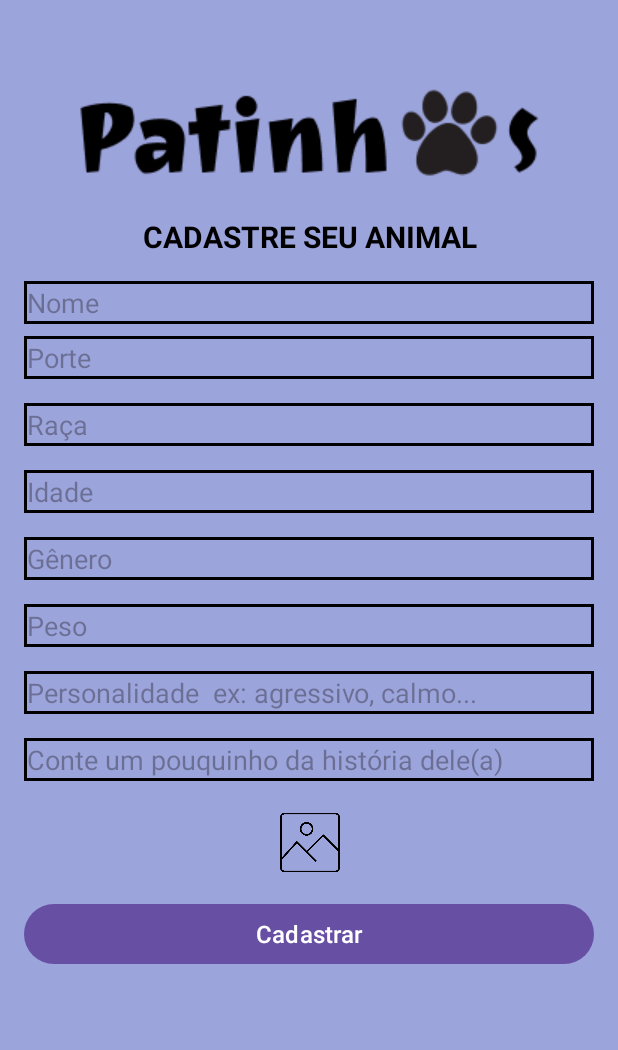
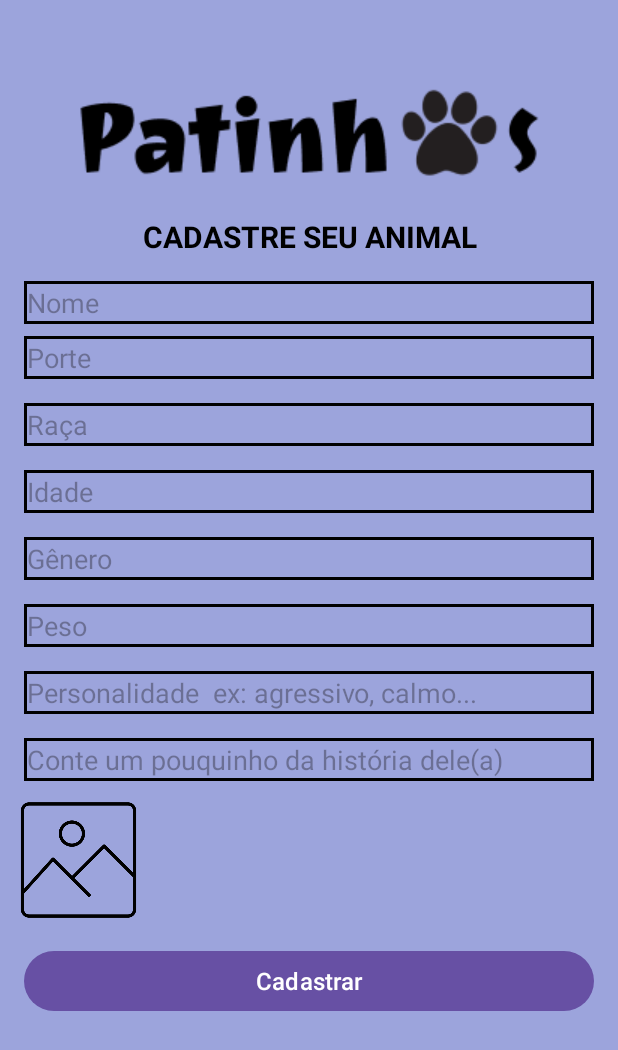
Before and after one commit to Foradeserie/Patinhass, an Android app: the CadastrarAnimal screen opened directly, with no data from a screen before it, on a phone screen of 412 x 824 dp. Shown: the top 1050 px of the screen. Run offline under Robolectric (Android 15) with nearby library versions, the light colour scheme and no system bars; our stand-ins replace Firebase (no records; nobody signed in at launch, a user with empty details on screens opened directly).

Commit message:
quase pronto 1 parte

```diff
--- /dev/null
+++ b/Patinhas/app/src/main/java/com/example/patinhas/ImageAdapter.java
@@ -0,0 +1,50 @@
+package com.example.patinhas;
+
+import android.content.Context;
+import android.net.Uri;
+import android.view.LayoutInflater;
+import android.view.View;
+import android.view.ViewGroup;
+import android.widget.ImageView;
+import androidx.annotation.NonNull;
+import androidx.recyclerview.widget.RecyclerView;
+import com.bumptech.glide.Glide;
+import java.util.List;
+
+public class ImageAdapter extends RecyclerView.Adapter<ImageAdapter.ViewHolder> {
+
+    private final List<Uri> imageUris;
+    private final Context context;
+
+    public ImageAdapter(List<Uri> imageUris, Context context) {
+        this.imageUris = imageUris;
+        this.context = context;
+    }
+
+    @NonNull
+    @Override
+    public ViewHolder onCreateViewHolder(@NonNull ViewGroup parent, int viewType) {
+        View view = LayoutInflater.from(parent.getContext()).inflate(R.layout.item_image, parent, false);
+        return new ViewHolder(view);
+    }
+
+    @Override
+    public void onBindViewHolder(@NonNull ViewHolder holder, int position) {
+        Uri imageUri = imageUris.get(position);
+        Glide.with(context).load(imageUri).into(holder.imageView);
+    }
+
+    @Override
+    public int getItemCount() {
+        return imageUris.size();
+    }
+
+    public class ViewHolder extends RecyclerView.ViewHolder {
+        ImageView imageView;
+
+        public ViewHolder(@NonNull View itemView) {
+            super(itemView);
+            imageView = itemView.findViewById(R.id.imageView);
+        }
+    }
+}
--- a/Patinhas/app/src/main/res/layout/activity_cadastro_animal.xml
+++ b/Patinhas/app/src/main/res/layout/activity_cadastro_animal.xml
@@ -152,17 +152,14 @@
 
     <ImageView
         android:id="@+id/galeria"
-        android:layout_width="441dp"
-        android:layout_height="42dp"
-        android:layout_marginStart="47dp"
-        android:layout_marginTop="20dp"
-        android:layout_marginEnd="47dp"
-        app:layout_constraintEnd_toEndOf="parent"
+        android:layout_width="463dp"
+        android:layout_height="81dp"
+        android:layout_marginStart="-180dp"
+        android:layout_marginTop="12dp"
+        android:onClick="abrirGaleria"
         app:layout_constraintStart_toStartOf="parent"
         app:layout_constraintTop_toBottomOf="@+id/historia"
-        app:srcCompat="@drawable/galeria"
-        android:onClick="abrirGaleria"
-        />
+        app:srcCompat="@drawable/galeria" />
 
     <Button
         android:id="@+id/bCadastrarAnimal"
@@ -180,7 +177,16 @@
 
         />
 
-
-
+    <androidx.recyclerview.widget.RecyclerView
+        android:id="@+id/recyclerViewImages"
+        android:layout_width="100dp"
+        android:layout_height="90dp"
+        android:layout_marginStart="70dp"
+        android:layout_marginTop="16dp"
+        android:layout_marginEnd="100dp"
+        app:layout_constraintEnd_toEndOf="parent"
+        app:layout_constraintHorizontal_bias="0.244"
+        app:layout_constraintStart_toStartOf="parent"
+        app:layout_constraintTop_toBottomOf="@+id/historia" />
 
 </androidx.constraintlayout.widget.ConstraintLayout>
```
Also changed, not shown: Patinhas/app/build.gradle (+8 -0 lines), Patinhas/app/src/main/java/com/example/patinhas/CadastrarAnimal.java (+62 -12 lines), Patinhas/app/src/main/java/com/example/patinhas/CadastroAnimal.java (+19 -0 lines), Patinhas/app/src/main/res/layout/item_image.xml (added, +25 -0 lines), Patinhas/app/src/main/java/com/example/patinhas/TelaCadastro.java (line endings or trailing spaces), Patinhas/app/src/main/res/drawable/visu.png (added).
